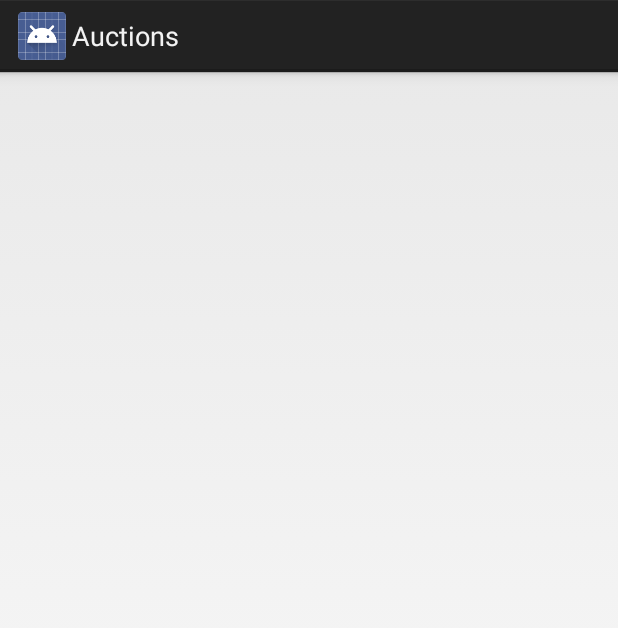
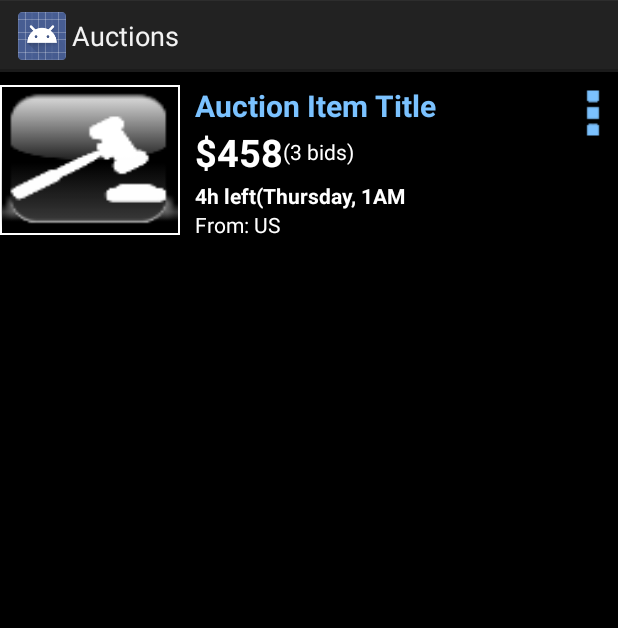
Before and after one commit to Xeaphii/Multilingual-autonomous-proffer-framework, an Android app: the layout auction_item_row_sold.xml on its own in the app's theme, with its tools: preview values and no code run, on a phone screen of 412 x 824 dp. Shown: the top 628 px of the screen. Run offline under Robolectric (Android 15) with nearby library versions, the phone set to English and light mode, and no system bars.

Commit message:
Sold layout redesigned

```diff
--- a/app/src/main/AndroidManifest.xml
+++ b/app/src/main/AndroidManifest.xml
@@ -42,7 +42,9 @@
         <activity
             android:name=".ChangePassword"
             android:label="@string/change_password"></activity>
-
+        <activity
+            android:name=".AuctionedHistory"
+            android:label="@string/auctioned_history_title"></activity>
     </application>
 
 </manifest>
--- a/app/src/main/java/androidassignment/crossover/com/androidassignment/LostAuctionsFragment.java
+++ b/app/src/main/java/androidassignment/crossover/com/androidassignment/LostAuctionsFragment.java
@@ -14,7 +14,7 @@ import java.util.List;
 public class LostAuctionsFragment extends Fragment {
     DatabaseHelper db;
     private List<AuctionItem> LostAuctions;
-    AuctionsAdapter adapter;
+    SoldAuctionsAdapter adapter;
     ListView lv;
     CacheData cacheData;
 
@@ -47,7 +47,7 @@ public class LostAuctionsFragment extends Fragment {
 
 
         protected void onPostExecute(String result) {
-            adapter = new AuctionsAdapter(getActivity(), LostAuctions);
+            adapter = new SoldAuctionsAdapter(getActivity(), LostAuctions);
             lv.setAdapter(adapter);
 
             /*lv.setOnItemClickListener(new AdapterView.OnItemClickListener() {
--- a/app/src/main/java/androidassignment/crossover/com/androidassignment/WonAuctionsFragment.java
+++ b/app/src/main/java/androidassignment/crossover/com/androidassignment/WonAuctionsFragment.java
@@ -14,7 +14,7 @@ import java.util.List;
 public class WonAuctionsFragment extends Fragment {
     DatabaseHelper db;
     private List<AuctionItem> WonAuctions;
-    AuctionsAdapter adapter;
+    SoldAuctionsAdapter adapter;
     ListView lv;
     CacheData cacheData;
 
@@ -47,7 +47,7 @@ public class WonAuctionsFragment extends Fragment {
 
 
         protected void onPostExecute(String result) {
-            adapter = new AuctionsAdapter(getActivity(), WonAuctions);
+            adapter = new SoldAuctionsAdapter(getActivity(), WonAuctions);
             lv.setAdapter(adapter);
 
             /*lv.setOnItemClickListener(new AdapterView.OnItemClickListener() {
--- a/app/src/main/res/layout/auction_item_row_sold.xml
+++ b/app/src/main/res/layout/auction_item_row_sold.xml
@@ -1,6 +1,153 @@
 <?xml version="1.0" encoding="utf-8"?>
-<LinearLayout xmlns:android="http://schemas.android.com/apk/res/android"
-    android:orientation="vertical" android:layout_width="match_parent"
-    android:layout_height="match_parent">
+<RelativeLayout xmlns:android="http://schemas.android.com/apk/res/android"
+    android:layout_width="match_parent"
+    android:layout_height="match_parent"
+    android:paddingBottom="7dp"
+    android:background="#000"
+    android:paddingTop="7dp"
+    android:orientation="horizontal">
 
-</LinearLayout>
+
+    <LinearLayout
+        android:layout_width="fill_parent"
+        android:layout_height="wrap_content"
+        android:layout_marginTop="1dp"
+        android:orientation="horizontal">
+
+        <RelativeLayout
+            android:layout_width="wrap_content"
+            android:layout_height="wrap_content">
+
+            <ImageView
+                android:layout_width="120dp"
+                android:layout_height="100dp"
+                android:scaleType="fitXY"
+                android:background="@android:drawable/arrow_up_float"
+                android:gravity="center_horizontal|center_vertical"
+                android:src="@drawable/image_frame" />
+
+            <ImageView
+                android:id="@+id/iv_auction_image"
+                android:layout_width="118dp"
+                android:layout_height="98dp"
+                android:layout_centerInParent="true"
+                android:scaleType="fitXY"
+                android:background="@android:drawable/arrow_up_float"
+                android:gravity="center_horizontal|center_vertical"
+                android:src="@drawable/ic_launcher" />
+        </RelativeLayout>
+
+
+        <LinearLayout
+            android:layout_width="wrap_content"
+            android:layout_height="wrap_content"
+            android:layout_gravity="center_vertical"
+
+            android:layout_marginLeft="10dp"
+            android:orientation="vertical">
+
+            <TextView
+                android:id="@+id/auction_title"
+                android:layout_width="wrap_content"
+                android:textColor="@color/blue_space"
+                android:textSize="20dp"
+                android:textStyle="bold"
+                android:layout_height="wrap_content"
+                android:text="@string/auction_item_title" />
+
+            <LinearLayout
+                android:layout_width="wrap_content"
+                android:layout_height="wrap_content"
+                android:orientation="horizontal">
+
+                <TextView
+                    android:id="@+id/auction_item_price"
+                    android:layout_width="wrap_content"
+                    android:textSize="25dp"
+                    android:textColor="@color/white_text"
+                    android:textStyle="bold"
+                    android:layout_height="wrap_content"
+                    android:text="$458" />
+
+                <LinearLayout
+                    android:layout_width="wrap_content"
+                    android:layout_height="wrap_content"
+                    android:textColor="@color/white_text"
+                    android:layout_gravity="center_vertical"
+                    android:orientation="horizontal">
+
+                    <TextView
+                        android:layout_width="wrap_content"
+                        android:layout_height="wrap_content"
+                        android:textColor="@color/white_text"
+                        android:text="(" />
+
+                    <TextView
+                        android:id="@+id/auction_items_count"
+                        android:layout_width="wrap_content"
+                        android:layout_height="wrap_content"
+                        android:textColor="@color/white_text"
+                        android:text="3" />
+
+                    <TextView
+                        android:layout_width="wrap_content"
+                        android:textColor="@color/white_text"
+                        android:layout_height="wrap_content"
+                        android:text=" bids)" />
+
+
+                </LinearLayout>
+            </LinearLayout>
+
+
+            <LinearLayout
+                android:layout_width="wrap_content"
+                android:layout_height="wrap_content"
+                android:layout_marginTop="2dp"
+                android:orientation="vertical">
+
+                <TextView
+                    android:id="@+id/auction_items_date_time"
+                    android:layout_width="wrap_content"
+                    android:layout_height="wrap_content"
+                    android:textColor="@color/white_text"
+                    android:textStyle="bold"
+                    android:text="4h left(Thursday, 1AM" />
+
+                <LinearLayout
+                    android:layout_width="wrap_content"
+                    android:layout_height="wrap_content"
+                    android:orientation="horizontal">
+
+                    <TextView
+                        android:layout_width="wrap_content"
+                        android:layout_height="wrap_content"
+                        android:textColor="@color/white_text"
+                        android:text="From:" />
+
+
+                    <TextView
+                        android:id="@+id/auction_items_location"
+                        android:layout_width="wrap_content"
+                        android:layout_height="wrap_content"
+                        android:textColor="@color/white_text"
+                        android:text=" US" />
+                </LinearLayout>
+            </LinearLayout>
+
+        </LinearLayout>
+
+
+    </LinearLayout>
+
+    <ImageView
+        android:id="@+id/album_overflow"
+        android:layout_width="34dp"
+        android:layout_height="40dp"
+        android:layout_alignParentRight="true"
+        android:padding="0dp"
+        android:scaleType="center"
+        android:src="@drawable/more" />
+
+
+</RelativeLayout>
--- /dev/null
+++ b/app/src/main/res/layout/auctioned_history.xml
@@ -0,0 +1,6 @@
+<?xml version="1.0" encoding="utf-8"?>
+<LinearLayout xmlns:android="http://schemas.android.com/apk/res/android"
+    android:orientation="vertical" android:layout_width="match_parent"
+    android:layout_height="match_parent">
+
+</LinearLayout>
--- a/app/src/main/res/layout/auctions_row.xml
+++ b/app/src/main/res/layout/auctions_row.xml
@@ -3,7 +3,6 @@
     android:layout_width="match_parent"
     android:layout_height="match_parent"
     android:paddingBottom="7dp"
-    android:background="#000"
     android:paddingTop="7dp"
     android:orientation="horizontal">
 
--- a/app/src/main/res/values/strings.xml
+++ b/app/src/main/res/values/strings.xml
@@ -42,4 +42,5 @@
     <string name="change_password">Change Password</string>
     <string name="log_out">Logout</string>
     <string name="account">Account</string>
+    <string name="auctioned_history_title">History</string>
 </resources>
```
Also changed, not shown: app/src/main/java/androidassignment/crossover/com/androidassignment/AuctionedHistory.java (added, +15 -0 lines), app/src/main/java/androidassignment/crossover/com/androidassignment/SoldAuctionsAdapter.java (added, +89 -0 lines), app/src/main/res/menu/sold_auction_item_menu.xml (added, +10 -0 lines).
